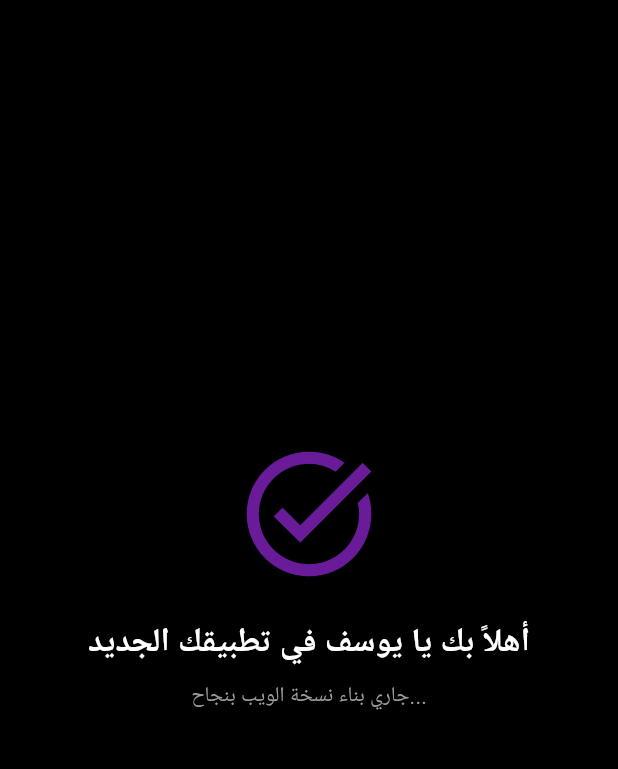
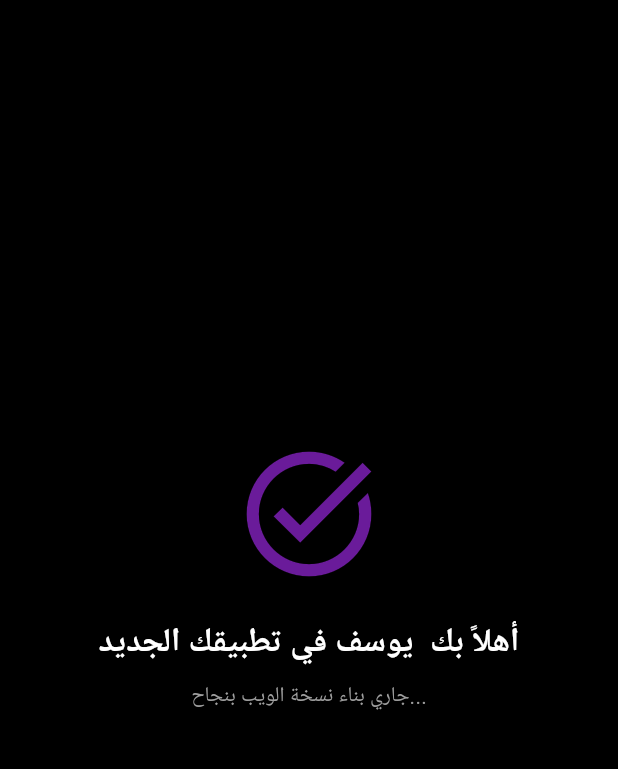
Before and after one commit to youssefpolo19/my_first_cloud_app, a Flutter app: the screen it shows after launch, on a phone screen of 412 x 824 dp, the part 84-853 px from its top. Run offline on Flutter 3.47's test engine with Material 3 defaults, Android fonts, the phone set to English and light mode, and no system bars.

Commit message:
Add files via upload

```diff
--- a/lib/main.dart
+++ b/lib/main.dart
@@ -40,7 +40,7 @@ class HomePage extends StatelessWidget {
             const Icon(Icons.task_alt, size: 100, color: Color(0xFF6A1B9A)),
             const SizedBox(height: 20),
             const Text(
-              'أهلاً بك يا يوسف في تطبيقك الجديد',
+              'أهلاً بك  يوسف في تطبيقك الجديد',
               style: TextStyle(fontSize: 22, fontWeight: FontWeight.bold, color: Colors.white),
             ),
             const SizedBox(height: 10),
```
